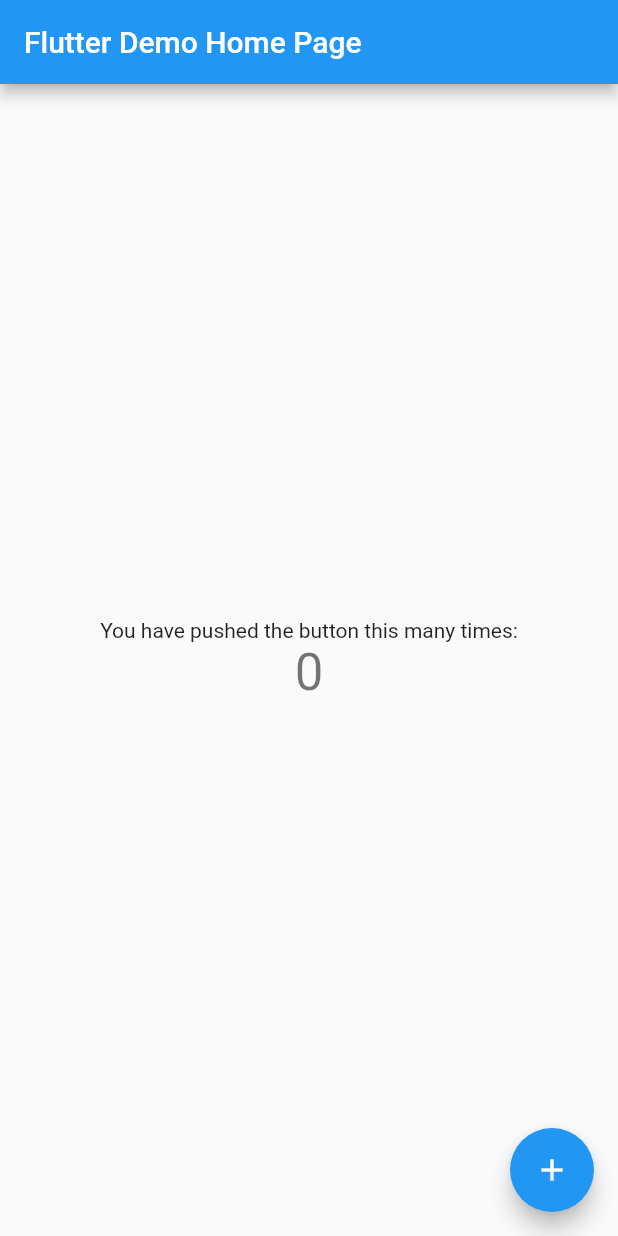
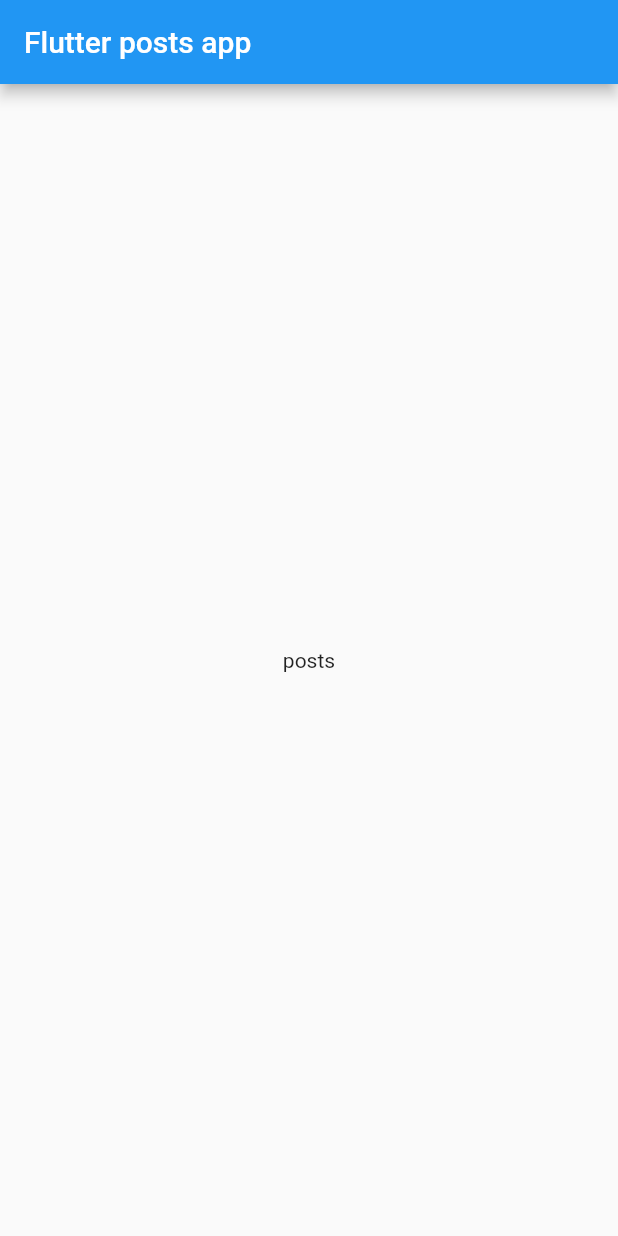
Before and after one commit to michalfirszt/flutter_posts_app, a Flutter app: the screen it shows after launch, on a phone screen of 412 x 824 dp. Run offline on Flutter 3.47's test engine with Material 2 defaults, Android fonts, the light colour scheme and no system bars.

Commit message:
List screen

```diff
--- a/lib/main.dart
+++ b/lib/main.dart
@@ -1,45 +1,29 @@
 import 'package:flutter/material.dart';
 
 void main() {
-  runApp(const MyApp());
+  runApp(const App());
 }
 
-class MyApp extends StatelessWidget {
-  const MyApp({Key? key}) : super(key: key);
+class App extends StatelessWidget {
+  const App({Key? key}) : super(key: key);
 
-  // This widget is the root of your application.
   @override
   Widget build(BuildContext context) {
     return MaterialApp(
-      title: 'Flutter Demo',
+      title: 'Flutter posts app',
       theme: ThemeData(
-        // This is the theme of your application.
-        //
-        // Try running your application with "flutter run". You'll see the
-        // application has a blue toolbar. Then, without quitting the app, try
-        // changing the primarySwatch below to Colors.green and then invoke
-        // "hot reload" (press "r" in the console where you ran "flutter run",
-        // or simply save your changes to "hot reload" in a Flutter IDE).
-        // Notice that the counter didn't reset back to zero; the application
-        // is not restarted.
         primarySwatch: Colors.blue,
       ),
-      home: const MyHomePage(title: 'Flutter Demo Home Page'),
+      home: Scaffold(
+        appBar: AppBar(title: const Text('Flutter posts app')),
+        body: const Center(child: Text('posts'),),
+      ),
     );
   }
 }
 
 class MyHomePage extends StatefulWidget {
   const MyHomePage({Key? key, required this.title}) : super(key: key);
-
-  // This widget is the home page of your application. It is stateful, meaning
-  // that it has a State object (defined below) that contains fields that affect
-  // how it looks.
-
-  // This class is the configuration for the state. It holds the values (in this
-  // case the title) provided by the parent (in this case the App widget) and
-  // used by the build method of the State. Fields in a Widget subclass are
-  // always marked "final".
 
   final String title;
 
@@ -52,47 +36,18 @@
 
   void _incrementCounter() {
     setState(() {
-      // This call to setState tells the Flutter framework that something has
-      // changed in this State, which causes it to rerun the build method below
-      // so that the display can reflect the updated values. If we changed
-      // _counter without calling setState(), then the build method would not be
-      // called again, and so nothing would appear to happen.
       _counter++;
     });
   }
 
   @override
   Widget build(BuildContext context) {
-    // This method is rerun every time setState is called, for instance as done
-    // by the _incrementCounter method above.
-    //
-    // The Flutter framework has been optimized to make rerunning build methods
-    // fast, so that you can just rebuild anything that needs updating rather
-    // than having to individually change instances of widgets.
     return Scaffold(
       appBar: AppBar(
-        // Here we take the value from the MyHomePage object that was created by
-        // the App.build method, and use it to set our appbar title.
         title: Text(widget.title),
       ),
       body: Center(
-        // Center is a layout widget. It takes a single child and positions it
-        // in the middle of the parent.
         child: Column(
-          // Column is also a layout widget. It takes a list of children and
-          // arranges them vertically. By default, it sizes itself to fit its
-          // children horizontally, and tries to be as tall as its parent.
-          //
-          // Invoke "debug painting" (press "p" in the console, choose the
-          // "Toggle Debug Paint" action from the Flutter Inspector in Android
-          // Studio, or the "Toggle Debug Paint" command in Visual Studio Code)
-          // to see the wireframe for each widget.
-          //
-          // Column has various properties to control how it sizes itself and
-          // how it positions its children. Here we use mainAxisAlignment to
-          // center the children vertically; the main axis here is the vertical
-          // axis because Columns are vertical (the cross axis would be
-          // horizontal).
           mainAxisAlignment: MainAxisAlignment.center,
           children: <Widget>[
             const Text(
@@ -109,7 +64,7 @@
         onPressed: _incrementCounter,
         tooltip: 'Increment',
         child: const Icon(Icons.add),
-      ), // This trailing comma makes auto-formatting nicer for build methods.
+      ),
     );
   }
 }
```
